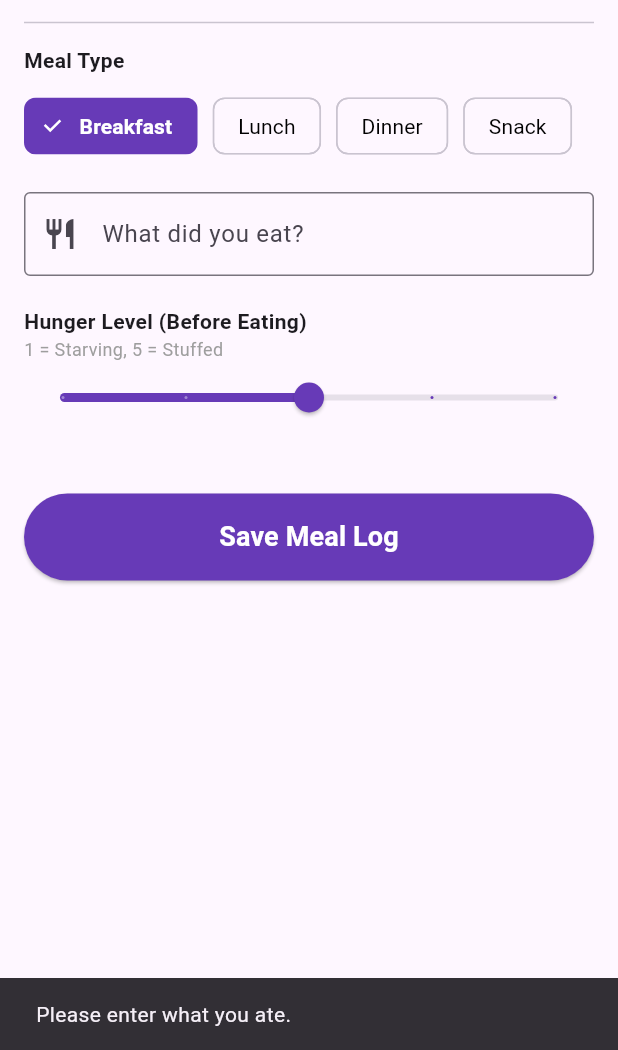
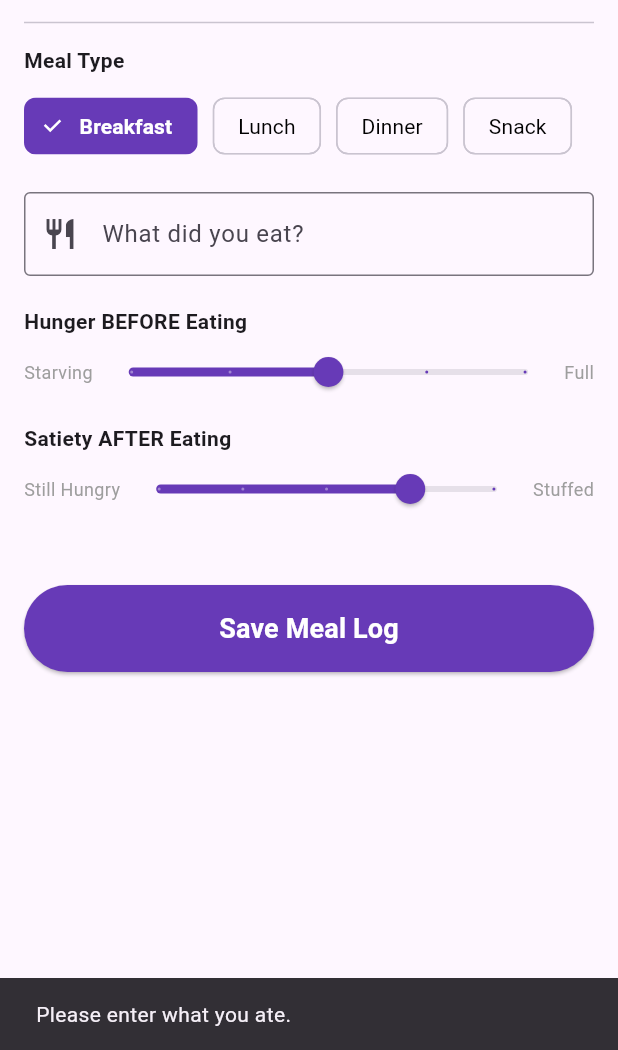
Before and after one commit to RyanZou55/Gymini, a Flutter app: the LogMealScreen screen opened directly, after a tap on "Save Meal Log", on a phone screen of 412 x 824 dp, the part 186-1236 px from its top. Run offline on Flutter 3.47's test engine with Material 3 defaults, Android fonts, the phone set to English and light mode, and no system bars; our stand-ins replace dash_chat_2, google_generative_ai, share_plus, shared_preferences, sqflite; accounts and stored records are empty.

Commit message:
Add: hunger scaling

```diff
--- a/lib/features/log_meal/log_meal_screen.dart
+++ b/lib/features/log_meal/log_meal_screen.dart
@@ -1,3 +1,4 @@
+// lib/features/log_meal/log_meal_screen.dart
 import 'package:flutter/material.dart';
 import 'package:flutter/cupertino.dart';
 import 'package:intl/intl.dart';
@@ -15,12 +16,13 @@ class _LogMealScreenState extends State<LogMealScreen> {
   final _itemsController = TextEditingController();
 
   String _selectedType = 'Breakfast';
-  int _hungerRating = 3;
   DateTime _selectedTime = DateTime.now();
 
-  // --- THEME COLOR ---
+  // TWO State variables now
+  int _hungerBefore = 3;
+  int _hungerAfter = 4;
+
   final Color _themeColor = Colors.deepPurple;
-
   final List<String> _mealTypes = ['Breakfast', 'Lunch', 'Dinner', 'Snack'];
 
   Future<void> _pickDate() async {
@@ -100,16 +102,17 @@ class _LogMealScreenState extends State<LogMealScreen> {
       timestamp: _selectedTime,
       type: _selectedType,
       items: _itemsController.text.trim(),
-      hungerRating: _hungerRating,
+      hungerRatingBefore: _hungerBefore, // Updated
+      hungerRatingAfter: _hungerAfter, // Updated
     );
+
     await DatabaseService().insertMeal(newMeal);
+
     if (mounted) {
-      ScaffoldMessenger.of(context).showSnackBar(
-        const SnackBar(
-          content: Text('Meal Logged!'),
-          duration: Duration(seconds: 1),
-        ),
-      );
+      ScaffoldMessenger.of(context).showSnackBar(const SnackBar(
+        content: Text('Meal Logged!'),
+        duration: Duration(seconds: 1), // Short duration
+      ));
       Navigator.pop(context);
     }
   }
@@ -121,6 +124,7 @@ class _LogMealScreenState extends State<LogMealScreen> {
       body: ListView(
         padding: const EdgeInsets.all(16),
         children: [
+          // DATE & TIME
           Row(
             children: [
               Expanded(
@@ -157,6 +161,8 @@ class _LogMealScreenState extends State<LogMealScreen> {
             ],
           ),
           const Divider(height: 30),
+
+          // MEAL TYPE
           const Text("Meal Type",
               style: TextStyle(fontWeight: FontWeight.bold)),
           const SizedBox(height: 10),
@@ -168,15 +174,11 @@ class _LogMealScreenState extends State<LogMealScreen> {
                 label: Text(type),
                 selected: isSelected,
                 selectedColor: _themeColor,
-
                 labelStyle: TextStyle(
                   color: isSelected ? Colors.white : Colors.black,
                   fontWeight: isSelected ? FontWeight.bold : FontWeight.normal,
                 ),
-
-                // (Optional) Ensure checkmark is also white
                 checkmarkColor: Colors.white,
-
                 onSelected: (selected) {
                   if (selected) setState(() => _selectedType = type);
                 },
@@ -184,6 +186,8 @@ class _LogMealScreenState extends State<LogMealScreen> {
             }).toList(),
           ),
           const SizedBox(height: 20),
+
+          // FOOD ITEMS
           TextField(
             controller: _itemsController,
             decoration: const InputDecoration(
@@ -194,19 +198,59 @@ class _LogMealScreenState extends State<LogMealScreen> {
             ),
           ),
           const SizedBox(height: 20),
-          const Text("Hunger Level (Before Eating)",
+
+          // --- HUNGER SLIDERS ---
+
+          // 1. BEFORE
+          const Text("Hunger BEFORE Eating",
               style: TextStyle(fontWeight: FontWeight.bold)),
-          const Text("1 = Starving, 5 = Stuffed",
-              style: TextStyle(color: Colors.grey, fontSize: 12)),
-          Slider(
-            value: _hungerRating.toDouble(),
-            min: 1,
-            max: 5,
-            divisions: 4,
-            activeColor: _themeColor,
-            label: "$_hungerRating/5",
-            onChanged: (val) => setState(() => _hungerRating = val.toInt()),
+          Row(
+            children: [
+              const Text("Starving",
+                  style: TextStyle(fontSize: 12, color: Colors.grey)),
+              Expanded(
+                child: Slider(
+                  value: _hungerBefore.toDouble(),
+                  min: 1,
+                  max: 5,
+                  divisions: 4,
+                  activeColor: _themeColor,
+                  label: "$_hungerBefore/5",
+                  onChanged: (val) =>
+                      setState(() => _hungerBefore = val.toInt()),
+                ),
+              ),
+              const Text("Full",
+                  style: TextStyle(fontSize: 12, color: Colors.grey)),
+            ],
           ),
+
+          const SizedBox(height: 10),
+
+          // 2. AFTER
+          const Text("Satiety AFTER Eating",
+              style: TextStyle(fontWeight: FontWeight.bold)),
+          Row(
+            children: [
+              const Text("Still Hungry",
+                  style: TextStyle(fontSize: 12, color: Colors.grey)),
+              Expanded(
+                child: Slider(
+                  value: _hungerAfter.toDouble(),
+                  min: 1,
+                  max: 5,
+                  divisions: 4,
+                  activeColor: _themeColor,
+                  label: "$_hungerAfter/5",
+                  onChanged: (val) =>
+                      setState(() => _hungerAfter = val.toInt()),
+                ),
+              ),
+              const Text("Stuffed",
+                  style: TextStyle(fontSize: 12, color: Colors.grey)),
+            ],
+          ),
+
           const SizedBox(height: 40),
           ElevatedButton(
             onPressed: _saveMeal,
--- a/lib/models/meal.dart
+++ b/lib/models/meal.dart
@@ -1,17 +1,19 @@
 // lib/models/meal.dart
 class Meal {
   final String id;
-  final DateTime timestamp; // Date AND Time
-  final String type; // Breakfast, Lunch, etc.
-  final String items; // "Oatmeal and Eggs"
-  final int hungerRating; // 1-5
+  final DateTime timestamp;
+  final String type;
+  final String items;
+  final int hungerRatingBefore;
+  final int hungerRatingAfter;
 
   Meal({
     required this.id,
     required this.timestamp,
     required this.type,
     required this.items,
-    required this.hungerRating,
+    required this.hungerRatingBefore,
+    required this.hungerRatingAfter,
   });
 
   Map<String, dynamic> toMap() {
@@ -20,7 +22,8 @@ class Meal {
       'timestamp': timestamp.toIso8601String(),
       'type': type,
       'items': items,
-      'hunger': hungerRating,
+      'hunger_before': hungerRatingBefore,
+      'hunger_after': hungerRatingAfter,
     };
   }
 
@@ -30,7 +33,8 @@ class Meal {
       timestamp: DateTime.parse(map['timestamp']),
       type: map['type'],
       items: map['items'],
-      hungerRating: map['hunger'],
+      hungerRatingBefore: map['hunger_before'] ?? 3, // Default if missing
+      hungerRatingAfter: map['hunger_after'] ?? 4, // Default if missing
     );
   }
 }
```
Also changed, not shown: lib/services/database_service.dart (+40 -24 lines).
